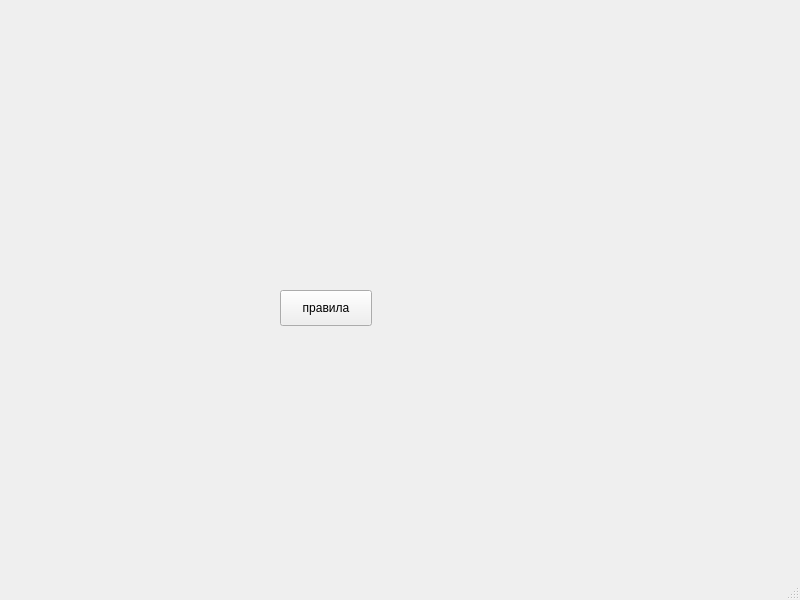
This is start.ui in marijazzz/Yota as Qt 5 draws it before an edit. The edited form follows.
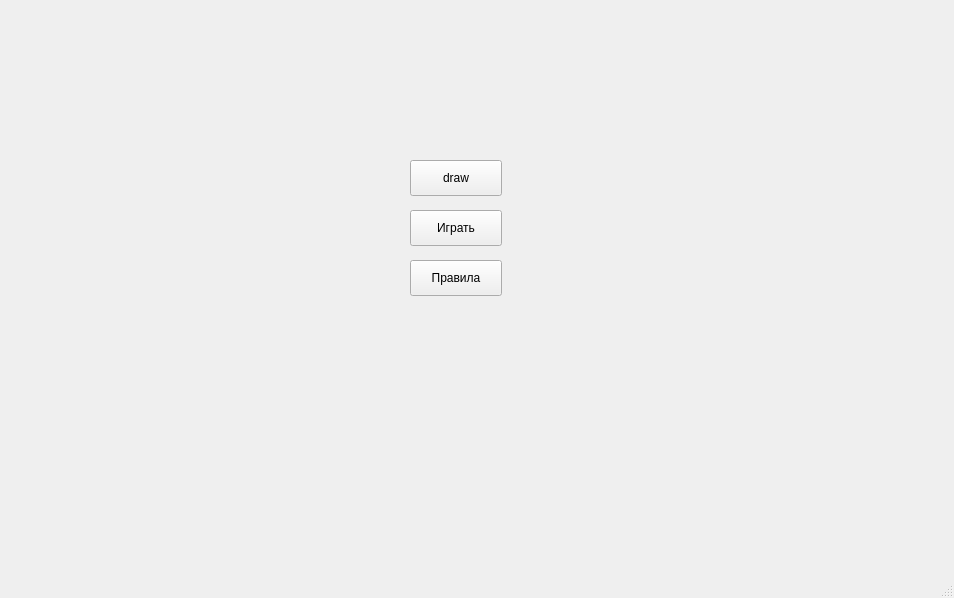
This is the edited form.

```diff
--- a/start.ui
+++ b/start.ui
@@ -6,8 +6,8 @@
    <rect>
     <x>0</x>
     <y>0</y>
-    <width>800</width>
-    <height>600</height>
+    <width>954</width>
+    <height>598</height>
    </rect>
   </property>
   <property name="windowTitle">
@@ -17,14 +17,40 @@
    <widget class="QPushButton" name="pravila">
     <property name="geometry">
      <rect>
-      <x>280</x>
-      <y>290</y>
+      <x>410</x>
+      <y>260</y>
       <width>92</width>
       <height>36</height>
      </rect>
     </property>
     <property name="text">
-     <string>правила</string>
+     <string>Правила</string>
+    </property>
+   </widget>
+   <widget class="QPushButton" name="start_game">
+    <property name="geometry">
+     <rect>
+      <x>410</x>
+      <y>210</y>
+      <width>92</width>
+      <height>36</height>
+     </rect>
+    </property>
+    <property name="text">
+     <string>Играть</string>
+    </property>
+   </widget>
+   <widget class="QPushButton" name="drawButton">
+    <property name="geometry">
+     <rect>
+      <x>410</x>
+      <y>160</y>
+      <width>92</width>
+      <height>36</height>
+     </rect>
+    </property>
+    <property name="text">
+     <string>draw</string>
     </property>
    </widget>
   </widget>
```
Left out of the diff: 4 changed lines with no effect on the pictures.
